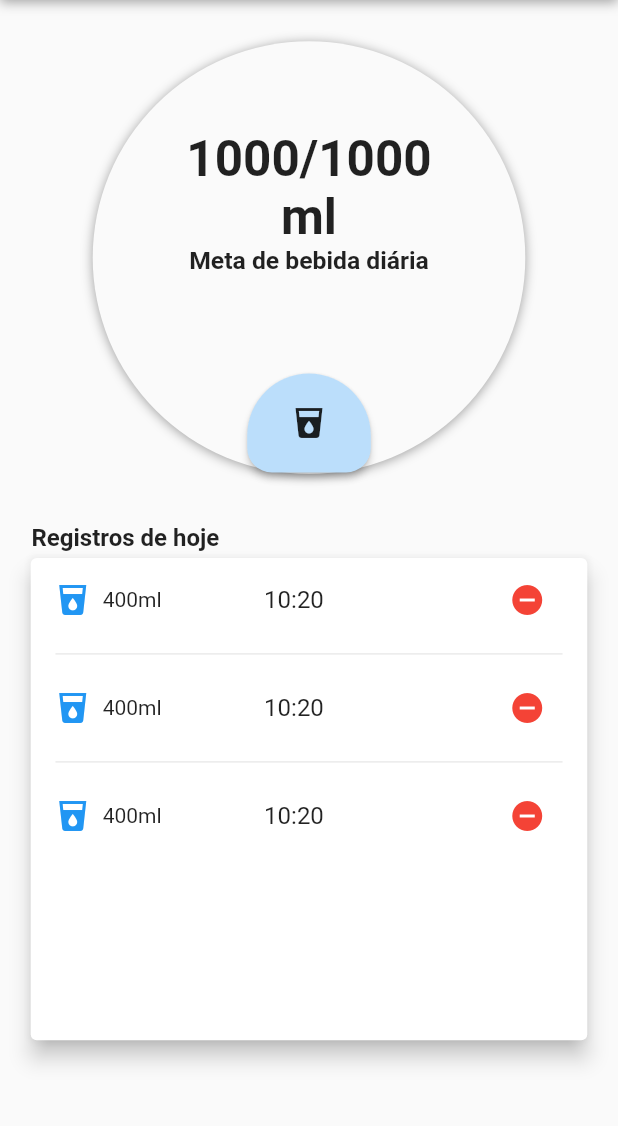
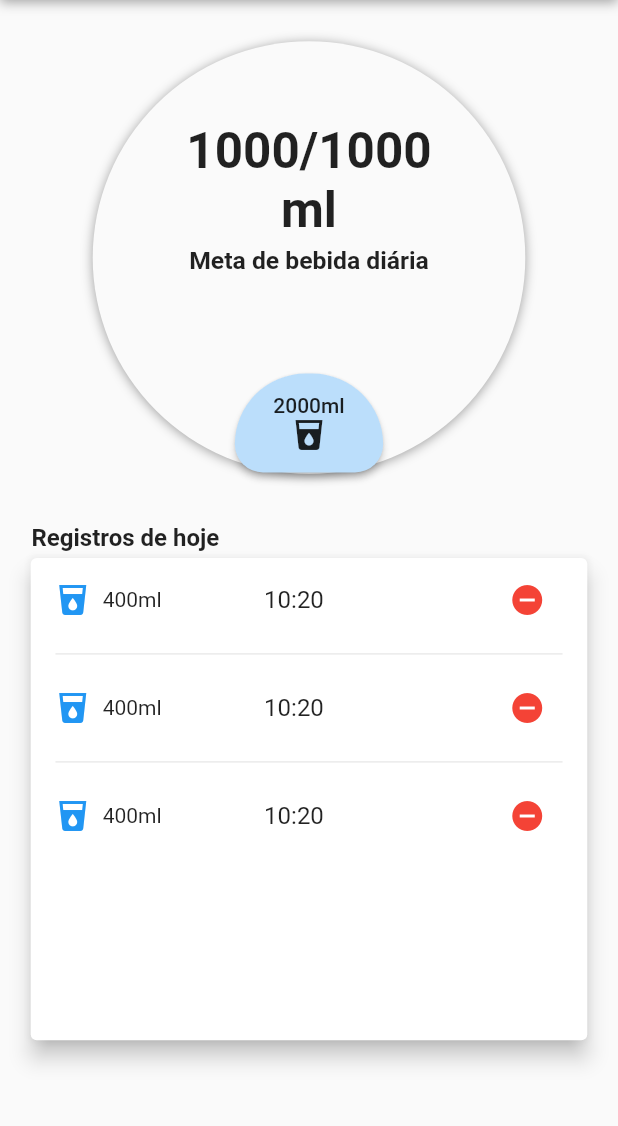
Before and after one commit to MateusHBR/myWaterReminder, a Flutter app: the screen it shows after launch, on a phone screen of 412 x 824 dp, the part 84-1210 px from its top. Run offline on Flutter 3.47's test engine with Material 2 defaults, Android fonts, the phone set to English and light mode, and no system bars.

Commit message:
pequenos ajustes na estilizacao da tela inicial.

```diff
--- a/lib/view/home_water_screen.dart
+++ b/lib/view/home_water_screen.dart
@@ -34,12 +34,23 @@ class HomeWaterScreen extends StatelessWidget {
                 mainAxisAlignment: MainAxisAlignment.end,
                 children: <Widget>[
                   Text(
-                    '1000/1000 ml',
+                    '1000/1000',
                     textAlign: TextAlign.center,
                     style: TextStyle(
                       fontWeight: FontWeight.bold,
                       fontSize: size.height * 0.04,
                     ),
+                  ),
+                  Text(
+                    'ml',
+                    textAlign: TextAlign.center,
+                    style: TextStyle(
+                      fontWeight: FontWeight.bold,
+                      fontSize: size.height * 0.04,
+                    ),
+                  ),
+                  SizedBox(
+                    height: 5,
                   ),
                   Text(
                     'Meta de bebida diária',
@@ -54,7 +65,7 @@ class HomeWaterScreen extends StatelessWidget {
                   Container(
                     margin: EdgeInsets.only(bottom: 1),
                     height: size.height * 0.08,
-                    width: size.height * 0.1,
+                    width: size.height * 0.12,
                     child: RaisedButton(
                       shape: RoundedRectangleBorder(
                         borderRadius: BorderRadius.only(
@@ -65,7 +76,13 @@ class HomeWaterScreen extends StatelessWidget {
                         ),
                       ),
                       color: Colors.blue[100],
-                      child: Icon(Icons.local_drink),
+                      child: Column(
+                        mainAxisAlignment: MainAxisAlignment.center,
+                        children: <Widget>[
+                          Text('2000ml'),
+                          Icon(Icons.local_drink),
+                        ],
+                      ),
                       onPressed: () {},
                     ),
                   ),
```
